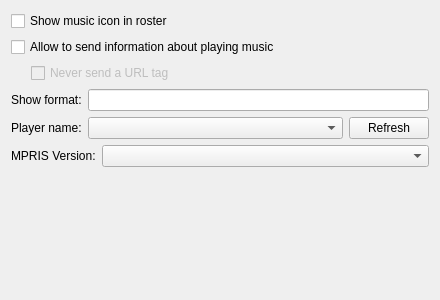
The window that usertuneoptions.ui (vacuum-im/usertune) describes before a commit, drawn with Qt 5.
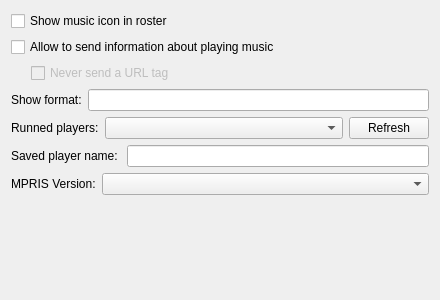
The same window after the commit.

Commit message: add field to show stored player name

```diff
--- a/usertuneoptions.ui
+++ b/usertuneoptions.ui
@@ -116,14 +116,8 @@
     <layout class="QHBoxLayout" name="horizontalLayout_3">
      <item>
       <widget class="QLabel" name="l_playerName">
-       <property name="autoFillBackground">
-        <bool>false</bool>
-       </property>
        <property name="text">
-        <string>Player name:</string>
-       </property>
-       <property name="buddy">
-        <cstring>cb_playerName</cstring>
+        <string>Runned players:</string>
        </property>
       </widget>
      </item>
@@ -146,6 +140,30 @@
      </item>
     </layout>
    </item>
+   <item>
+    <layout class="QHBoxLayout" name="horizontalLayout_5">
+     <item>
+      <widget class="QLabel" name="label">
+       <property name="text">
+        <string>Saved player name: </string>
+       </property>
+      </widget>
+     </item>
+     <item>
+      <widget class="QLineEdit" name="le_saved_player">
+       <property name="inputMask">
+        <string notr="true"/>
+       </property>
+       <property name="text">
+        <string notr="true"/>
+       </property>
+       <property name="readOnly">
+        <bool>true</bool>
+       </property>
+      </widget>
+     </item>
+    </layout>
+   </item>
    <item>
     <layout class="QHBoxLayout" name="horizontalLayout_4">
      <item>
```
Left out of the diff: 24 changed lines with no effect on the pictures. The commit also changes 8 other files.
